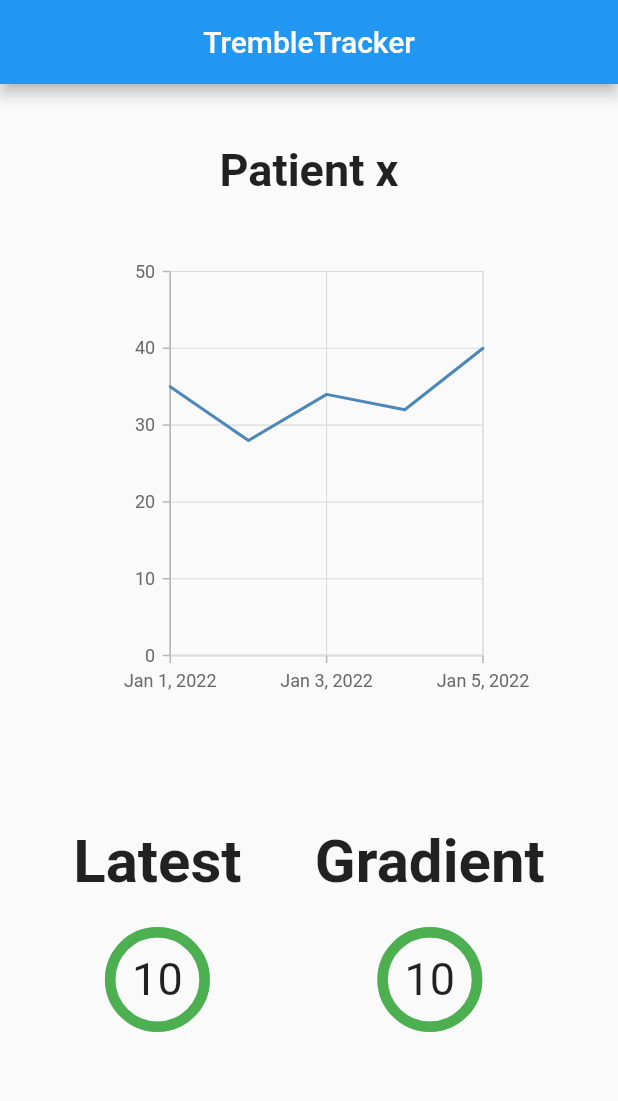
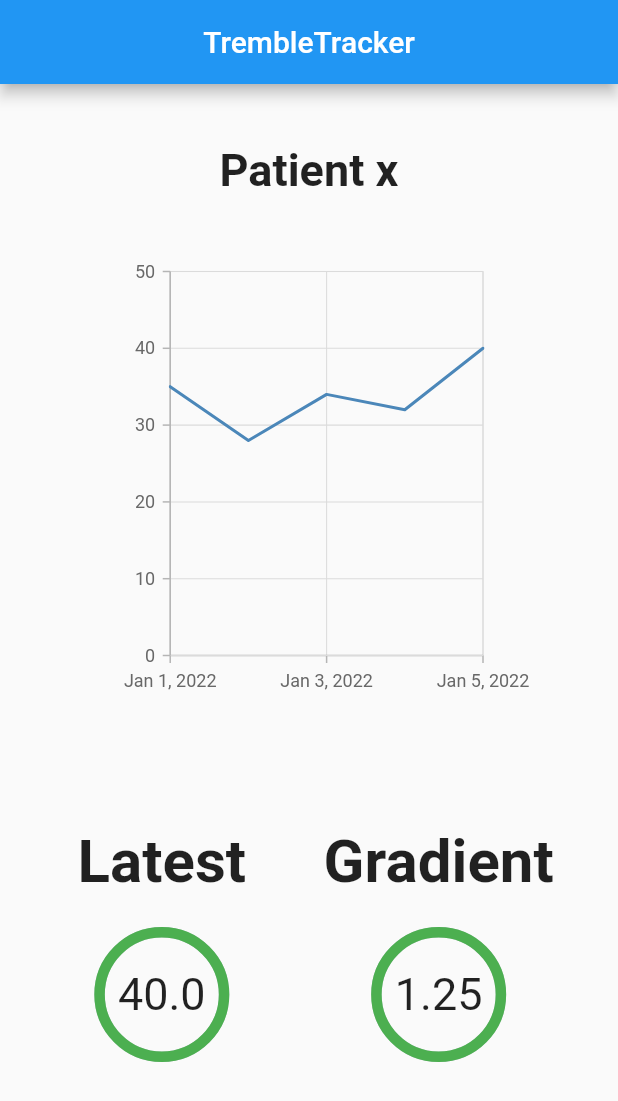
Before and after one commit to GeorgeTarleton/tremors, a Flutter app: the screen it shows after launch, on a phone screen of 412 x 824 dp. Shown: the top 1101 px of the screen. Run offline on Flutter 3.47's test engine with Material 2 defaults, Android fonts, the phone set to English and light mode, and no system bars; drawn by our look-alikes of percent_indicator; our stand-ins replace syncfusion_flutter_charts; network calls fail.

Commit message:
Fixed all sorts of issues with gradients

```diff
--- a/lib/main.dart
+++ b/lib/main.dart
@@ -14,6 +14,14 @@ import 'package:percent_indicator/percent_indicator.dart';
 void main() {
   runApp(const MyApp());
 }
+
+final List<TremorData> chartData = [
+  TremorData(DateTime.utc(2022, 1, 1), 35),
+  TremorData(DateTime.utc(2022, 1, 2), 28),
+  TremorData(DateTime.utc(2022, 1, 3), 34),
+  TremorData(DateTime.utc(2022, 1, 4), 32),
+  TremorData(DateTime.utc(2022, 1, 5), 40),
+];
 
 class MyApp extends StatefulWidget {
   const MyApp({Key? key}) : super(key: key);
@@ -33,6 +41,10 @@ class _MyAppState extends State<MyApp> {
 
   @override
   Widget build(BuildContext context) {
+    var concerns = chartData.map((e) => e.concern).toList();
+    var gradient = getGradient(concerns).toStringAsFixed(2);
+    var latest = concerns[concerns.length-1];
+
     return MaterialApp(
       title: 'Tremor',
       home: Scaffold(
@@ -63,9 +75,9 @@ class _MyAppState extends State<MyApp> {
                 ),
                 Row(
                   mainAxisAlignment: MainAxisAlignment.spaceEvenly,
-                  children: const [
-                    MiniInfo(above: "Latest", below: "10"),
-                    MiniInfo(above: "Gradient", below: "10"),
+                  children: [
+                    MiniInfo(above: "Latest", below: "$latest"),
+                    MiniInfo(above: "Gradient", below: "$gradient"),
                   ],
                 )
               ],
@@ -76,23 +88,14 @@ class _MyAppState extends State<MyApp> {
   }
 }
 
-int getGradient(List<int> values) {
-  var diff = List.empty();
-  for (var i = 1; i < values.length; i++) {
-    diff.add(values[i] - values[i-1]);
-  }
+double getGradient(List<double> values) {
+  var diff = List.generate(values.length-1, (i) => values[i+1] - values[i]);
 
   return diff.reduce((a,b) => a + b) / diff.length;
 }
 
 class Graph extends StatelessWidget {
-  final List<TremorData> chartData = [
-    TremorData(DateTime.utc(2022, 1, 1), 35),
-    TremorData(DateTime.utc(2022, 1, 2), 28),
-    TremorData(DateTime.utc(2022, 1, 3), 34),
-    TremorData(DateTime.utc(2022, 1, 4), 32),
-    TremorData(DateTime.utc(2022, 1, 5), 40),
-  ];
+
 
   @override
   Widget build(BuildContext context) {
@@ -135,7 +138,7 @@ class MiniInfo extends StatelessWidget {
           child: Column(
             children: [
               CircularPercentIndicator(
-                radius: 70.0,
+                radius: 90.0,
                 lineWidth: 7.0,
                 percent: 1.0,
                 center: Text(below, style: const TextStyle(
```
